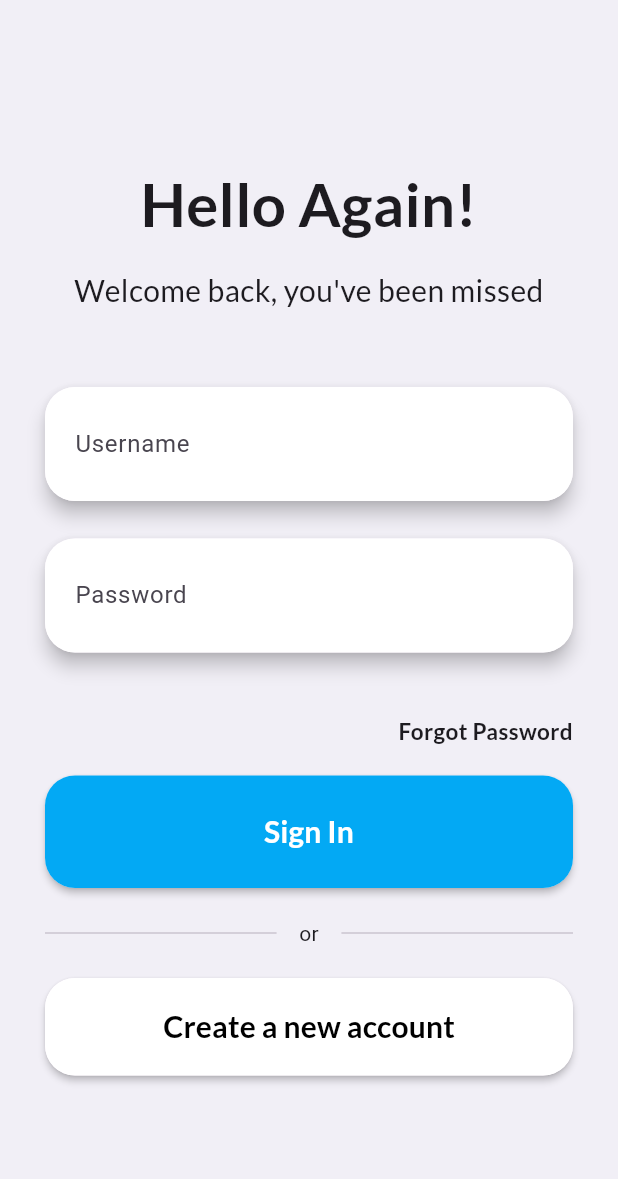
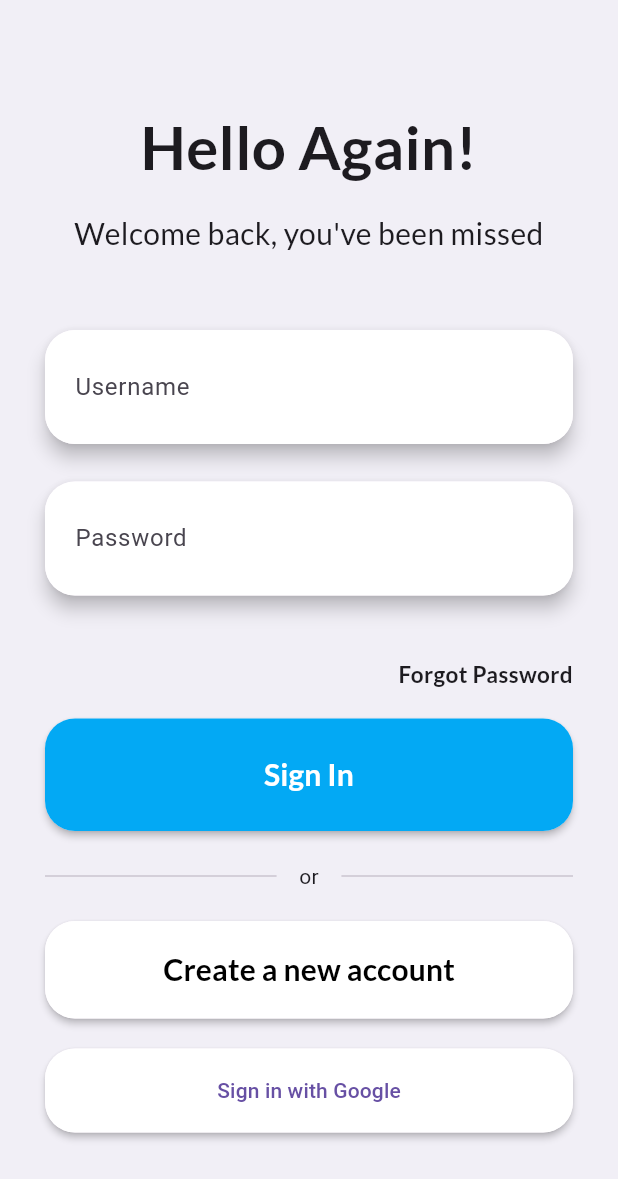
Before and after one commit to sufiyaanusmani/Blink, a Flutter app: the screen it shows after launch, after a tap on "Sign In", on a phone screen of 412 x 824 dp. Shown: the top 1179 px of the screen. Run offline on Flutter 3.47's test engine with Material 3 defaults, Android fonts, the phone set to English and light mode, and no system bars; drawn by our look-alikes of animated_text_kit; our stand-ins replace firebase_auth, firebase_core, flutter_slidable, google_fonts, google_nav_bar, loading_animation_widget and 4 more; missing offline and left inert: animated_snack_bar, mailer, mysql_client, slide_to_act_reborn; accounts and stored records are empty.

Commit message:
add google authentication

```diff
--- a/lib/arguments/home_screen_arguments.dart
+++ b/lib/arguments/home_screen_arguments.dart
@@ -1,8 +1,8 @@
-import 'package:food_delivery/user.dart';
+import 'package:food_delivery/user1.dart';
 import 'package:food_delivery/classes/restaurant.dart';
 
 class HomeScreenArguments {
-  User user;
+  User1 user;
   List<Restaurant> restaurants;
 
   HomeScreenArguments({required this.user, required this.restaurants});
--- a/lib/screens/home_screen.dart
+++ b/lib/screens/home_screen.dart
@@ -5,7 +5,7 @@ import 'package:flutter/material.dart';
 import 'package:food_delivery/components/small_restaurant_card.dart';
 import 'package:food_delivery/components/restaurant_card.dart';
 import 'package:food_delivery/mysql.dart';
-import 'package:food_delivery/user.dart';
+import 'package:food_delivery/user1.dart';
 // import 'package:google_fonts/google_fonts.dart';
 import 'package:food_delivery/classes/restaurant.dart';
 import 'package:food_delivery/classes/cart.dart';
@@ -18,7 +18,7 @@ late bool show = true;
 class HomeScreen extends StatefulWidget {
   static const String id = 'home_screen';
   int loginID = -1;
-  User user;
+  User1 user;
   List<Restaurant> restaurants;
 
   HomeScreen({super.key, required this.user, required this.restaurants});
--- a/lib/screens/login_screen.dart
+++ b/lib/screens/login_screen.dart
@@ -1,3 +1,4 @@
+import 'package:firebase_auth/firebase_auth.dart';
 import 'package:flutter/material.dart';
 import 'package:food_delivery/screens/create_new_account_screen.dart';
 import 'package:google_fonts/google_fonts.dart';
@@ -8,11 +9,13 @@ import 'package:food_delivery/components/password_text_field.dart';
 import 'package:food_delivery/components/large_button.dart';
 import 'package:food_delivery/components/bottom_container.dart';
 import 'package:food_delivery/mysql.dart';
-import 'package:food_delivery/user.dart';
+import 'package:food_delivery/user1.dart';
 import 'package:mysql_client/mysql_client.dart';
 import 'package:food_delivery/classes/restaurant.dart';
 import 'package:food_delivery/arguments/home_screen_arguments.dart';
 import 'package:shared_preferences/shared_preferences.dart';
+import 'package:sign_in_button/sign_in_button.dart';
+// import 'package:firebase_auth/firebase_auth.dart';
 
 class LoginScreen extends StatefulWidget {
   static const id = 'login_screen';
@@ -24,6 +27,8 @@ class LoginScreen extends StatefulWidget {
 }
 
 class _LoginScreenState extends State<LoginScreen> {
+  final FirebaseAuth _auth = FirebaseAuth.instance;
+  User? _user;
   var username;
   List<Restaurant> restaurants = [];
   var password;
@@ -94,6 +99,11 @@ class _LoginScreenState extends State<LoginScreen> {
   void initState() {
     // TODO: implement initState
     super.initState();
+    _auth.authStateChanges().listen((event) {
+      setState(() {
+        _user = event;
+      });
+    });
     // getSharedPreferences();
     WidgetsBinding.instance.addPostFrameCallback((_) async {
       _usernameTextController.text = await getUsername();
@@ -106,7 +116,8 @@ class _LoginScreenState extends State<LoginScreen> {
     return Scaffold(
       resizeToAvoidBottomInset: false,
       backgroundColor: Color(0xfff1eff6),
-      body: SafeArea(
+      body: _user == null
+          ? SafeArea(
               child: Form(
                 child: Container(
                   margin: EdgeInsets.symmetric(
@@ -209,13 +220,15 @@ class _LoginScreenState extends State<LoginScreen> {
                             getRestaurants();
                             Navigator.pushNamed(context, MainNavigator.id,
                                 arguments: HomeScreenArguments(
-                            user: User(id: loginID, firstName: firstName),
+                                  user:
+                                      User1(id: loginID, firstName: firstName),
                                   restaurants: restaurants,
                                 ));
                           } else {
                             setState(
                               () {
-                          loginFailedMessage = 'Invalid username or password';
+                                loginFailedMessage =
+                                    'Invalid username or password';
                               },
                             );
                           }
@@ -264,7 +277,8 @@ class _LoginScreenState extends State<LoginScreen> {
                           Navigator.push(
                               context,
                               MaterialPageRoute(
-                            builder: (context) => CreateNewAccountScreen()));
+                                  builder: (context) =>
+                                      CreateNewAccountScreen()));
                         },
                         color: Colors.white,
                         verticalPadding: 10,
@@ -279,11 +293,46 @@ class _LoginScreenState extends State<LoginScreen> {
                           ),
                         ),
                       ),
+                      SizedBox(
+                        height: 20,
+                      ),
+                      LargeButton(
+                          color: Colors.white,
+                          buttonChild: Text("Sign in with Google"),
+                          verticalPadding: 10,
+                          onPressed: () {
+                            _handleGoogleSignIn();
+                          })
                     ],
                   ),
                 ),
               ),
-      ),
+            )
+          : h(),
     );
   }
+
+  Widget h() {
+    return Center(
+        child: Column(
+      crossAxisAlignment: CrossAxisAlignment.center,
+      children: [
+        Text("${_user?.displayName}"),
+        MaterialButton(
+            child: Text("Sign Out"),
+            onPressed: () {
+              _auth.signOut();
+            })
+      ],
+    ));
   }
+
+  void _handleGoogleSignIn() {
+    try {
+      GoogleAuthProvider _googleAuthProvider = GoogleAuthProvider();
+      _auth.signInWithProvider(_googleAuthProvider);
+    } catch (error) {
+      print(error);
+    }
+  }
+}
--- a/lib/user.dart
+++ /dev/null
@@ -1,6 +0,0 @@
-class User {
-  int id;
-  String firstName;
-
-  User({required this.id, required this.firstName});
-}
--- /dev/null
+++ b/lib/user1.dart
@@ -0,0 +1,6 @@
+class User1 {
+  int id;
+  String firstName;
+
+  User1({required this.id, required this.firstName});
+}
--- a/pubspec.yaml
+++ b/pubspec.yaml
@@ -54,6 +54,9 @@ dependencies:
   shimmer: ^3.0.0
   mailer: ^6.0.1
   firebase_core: ^2.25.3
+  firebase_auth: ^4.17.3
+  cloud_firestore: ^4.15.3
+  sign_in_button: ^3.0.0
 
 dev_dependencies:
   flutter_test:
```
Also changed, not shown: pubspec.lock, 2 other files. Lines whose indentation alone changed are shown as unchanged.
